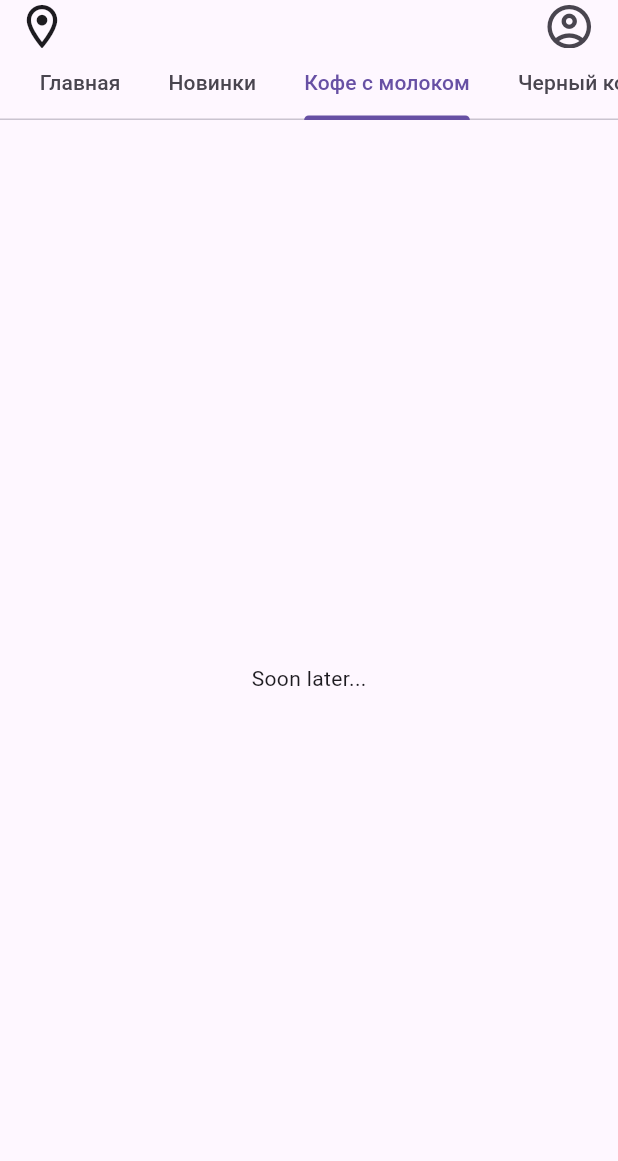
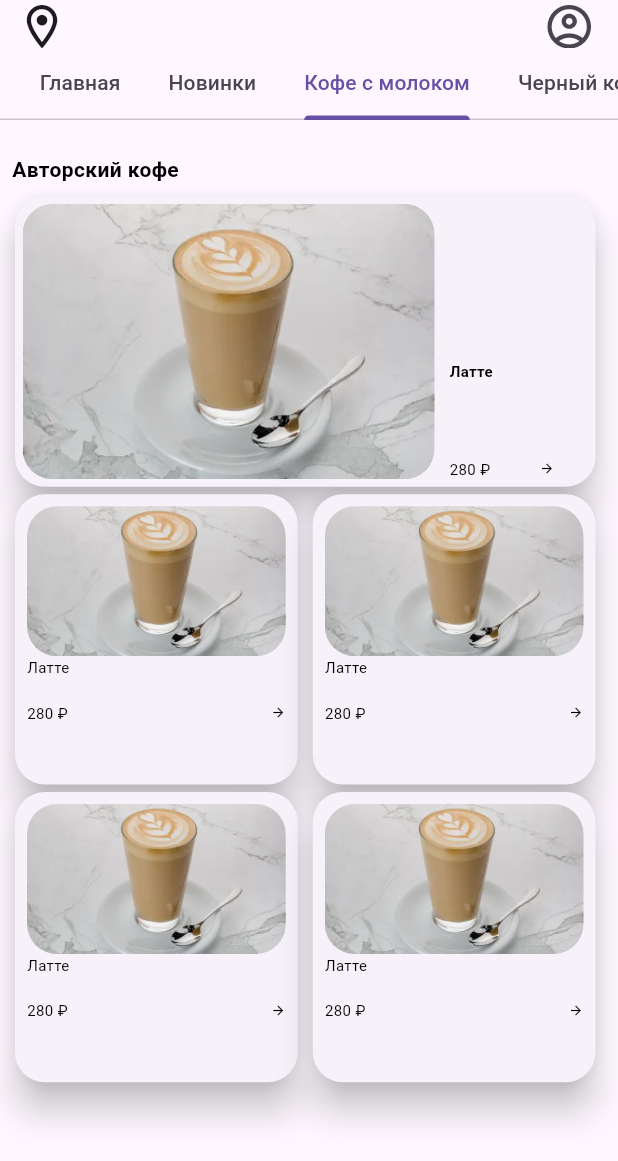
Before and after one commit to domon1/coffee-maker-client, a Flutter app: the screen it shows after launch, tab 3 chosen, on a phone screen of 412 x 824 dp. Shown: the top 1161 px of the screen. Run offline on Flutter 3.47's test engine with Material 3 defaults, Android fonts, the phone set to English and light mode, and no system bars.

Commit message:
feat: Добавление отображения карточек в обычной и комбинированной таблице

```diff
--- /dev/null
+++ b/lib/features/card/normal_item_card.dart
@@ -0,0 +1,74 @@
+import 'package:flutter/material.dart';
+
+class NormalItemCard extends StatelessWidget {
+  const NormalItemCard({super.key});
+
+  @override
+  Widget build(BuildContext context) {
+    return Card(
+      elevation: 10,
+      shape: const RoundedRectangleBorder(
+        borderRadius: BorderRadius.all(
+          Radius.circular(20),
+        ),
+      ),
+      margin: const EdgeInsets.only(right: 5),
+      child: Container(
+        padding: const EdgeInsets.all(8),
+        width: 200,
+        child: Column(
+          crossAxisAlignment: CrossAxisAlignment.start,
+          children: [
+            ClipRRect(
+              borderRadius: const BorderRadius.all(
+                Radius.circular(20),
+              ),
+              child: SizedBox(
+                height: 100,
+                width: double.infinity,
+                child: Stack(
+                  children: [
+                    Positioned.fill(
+                      child: Image.asset(
+                        "assets/images/latte.jpeg",
+                        fit: BoxFit.cover,
+                      ),
+                    ),
+                  ],
+                ),
+              ),
+            ),
+            const SizedBox(
+                height: 25,
+                width: double.infinity,
+                child: Text(
+                  "Латте",
+                  style: TextStyle(
+                      color: Colors.black,
+                      fontSize: 10,
+                      overflow: TextOverflow.ellipsis),
+                )),
+            const SizedBox(
+              height: 25,
+              width: double.infinity,
+              child: Row(
+                mainAxisAlignment: MainAxisAlignment.spaceBetween,
+                children: [
+                  Text(
+                    "280 ₽",
+                    style: TextStyle(color: Colors.black, fontSize: 10),
+                  ),
+                  Icon(
+                    Icons.arrow_forward_outlined,
+                    color: Colors.black,
+                    size: 10,
+                  )
+                ],
+              ),
+            )
+          ],
+        ),
+      ),
+    );
+  }
+}
--- /dev/null
+++ b/lib/features/card/normal_wide_item_card.dart
@@ -0,0 +1,73 @@
+import 'package:flutter/material.dart';
+
+class NormalWideItemCard extends StatelessWidget {
+  const NormalWideItemCard({super.key});
+
+  @override
+  Widget build(BuildContext context) {
+    return Card(
+      elevation: 10,
+      shape: const RoundedRectangleBorder(
+        borderRadius: BorderRadius.all(
+          Radius.circular(20),
+        ),
+      ),
+      margin: const EdgeInsets.only(right: 5),
+      child: Container(
+          padding: const EdgeInsets.all(5),
+          width: 405,
+          child: Row(
+            children: [
+              ClipRRect(
+                borderRadius: const BorderRadius.all(
+                  Radius.circular(20),
+                ),
+                child: Positioned.fill(
+                    child: Image.asset(
+                  "assets/images/latte.jpeg",
+                  fit: BoxFit.cover,
+                )),
+              ),
+              const Padding(
+                padding: EdgeInsets.only(left: 10),
+                child: Column(
+                  mainAxisAlignment: MainAxisAlignment.end,
+                  crossAxisAlignment: CrossAxisAlignment.start,
+                  children: [
+                    SizedBox(
+                      height: 50,
+                      child: Text(
+                        "Латте",
+                        style: TextStyle(
+                            color: Colors.black,
+                            fontSize: 10,
+                            fontWeight: FontWeight.bold,
+                            overflow: TextOverflow.ellipsis),
+                      ),
+                    ),
+                    SizedBox(height: 15,),
+                    SizedBox(
+                      width: 70,
+                      child: Row(
+                          mainAxisAlignment: MainAxisAlignment.spaceBetween,
+                          children: [
+                            Text(
+                              "280 ₽",
+                              style: TextStyle(color: Colors.black, fontSize: 10),
+                            ),
+                            Icon(
+                              Icons.arrow_forward_outlined,
+                              color: Colors.black,
+                              size: 10,
+                            )
+                          ],
+                        ),
+                    ),
+                  ],
+                ),
+              )
+            ],
+          )),
+    );
+  }
+}
--- a/lib/features/pages/home_page.dart
+++ b/lib/features/pages/home_page.dart
@@ -1,5 +1,8 @@
 import 'package:coffe_maker_project/features/appbar/coffee_maker_appbar.dart';
 import 'package:coffe_maker_project/features/pages/item_page/main_item_page.dart';
+import 'package:coffe_maker_project/features/pages/item_page/second_item_page_combined.dart';
+import 'package:coffe_maker_project/features/pages/item_page/second_item_page_grid.dart';
+import 'package:coffe_maker_project/features/scroller/grid_item_scroller.dart';
 import 'package:flutter/material.dart';
 
 class HomePage extends StatefulWidget {
@@ -19,8 +22,8 @@ class _HomePageState extends State<HomePage> {
         appBar: CoffeeMakerAppbar(preferredSize: Size.fromHeight(80)),
         body: TabBarView(children: [
           Center(child: MainItemPage()),
-          Center(child: Text("Soon later..")),
-          Center(child: Text("Soon later...")),
+          Center(child: SecondItemPageGrid()),
+          Center(child: SecondItemPageCombined()),
           Center(child: Text("Soon later....")),
           Center(child: Text("Soon later.....")),
           Center(child: Text("Soon later......")),
--- a/lib/features/pages/item_page/second_item_page_combined.dart
+++ b/lib/features/pages/item_page/second_item_page_combined.dart
@@ -1,3 +1,4 @@
+import 'package:coffe_maker_project/features/scroller/combined_item_scroller.dart';
 import 'package:flutter/material.dart';
 
 class SecondItemPageCombined extends StatefulWidget {
@@ -10,6 +11,28 @@ class SecondItemPageCombined extends StatefulWidget {
 class _SecondItemPageCombinedState extends State<SecondItemPageCombined> {
   @override
   Widget build(BuildContext context) {
-    return const Placeholder();
+    return const Column(
+      crossAxisAlignment: CrossAxisAlignment.start,
+      children: [
+        SizedBox(
+          height: 15,
+        ),
+        Padding(
+          padding: EdgeInsets.all(8.0),
+          child: Text(
+            "Авторский кофе",
+            style: TextStyle(
+              color: Colors.black,
+              fontWeight: FontWeight.bold,
+            ),
+          ),
+        ),
+        CombinedItemScroller(),
+        SizedBox(
+          height: 15,
+        ),
+
+      ],
+    );
   }
 }
--- a/lib/features/pages/item_page/second_item_page_grid.dart
+++ b/lib/features/pages/item_page/second_item_page_grid.dart
@@ -1,3 +1,4 @@
+import 'package:coffe_maker_project/features/scroller/grid_item_scroller.dart';
 import 'package:flutter/material.dart';
 
 class SecondItemPageGrid extends StatefulWidget {
@@ -10,6 +11,28 @@ class SecondItemPageGrid extends StatefulWidget {
 class _SecondItemPageGridState extends State<SecondItemPageGrid> {
   @override
   Widget build(BuildContext context) {
-    return const Placeholder();
+    return const Column(
+      crossAxisAlignment: CrossAxisAlignment.start,
+      children: [
+        SizedBox(
+          height: 15,
+        ),
+        Padding(
+          padding: EdgeInsets.all(8.0),
+          child: Text(
+            "Авторский кофе",
+            style: TextStyle(
+              color: Colors.black,
+              fontWeight: FontWeight.bold,
+            ),
+          ),
+        ),
+        GridItemScroller(),
+        SizedBox(
+          height: 15,
+        ),
+
+      ],
+    );
   }
 }
--- /dev/null
+++ b/lib/features/scroller/combined_item_scroller.dart
@@ -0,0 +1,40 @@
+import 'package:coffe_maker_project/features/card/normal_item_card.dart';
+import 'package:coffe_maker_project/features/card/normal_wide_item_card.dart';
+import 'package:flutter/material.dart';
+import 'package:flutter_staggered_grid_view/flutter_staggered_grid_view.dart';
+
+class CombinedItemScroller extends StatelessWidget {
+  const CombinedItemScroller({super.key});
+
+  @override
+  Widget build(BuildContext context) {
+    return Flexible(
+      child: Padding(
+        padding: const EdgeInsets.symmetric(horizontal: 10),
+        child: GridView.custom(
+          gridDelegate: SliverQuiltedGridDelegate(
+              crossAxisCount: 2,
+              mainAxisSpacing: 5,
+              crossAxisSpacing: 5,
+              pattern: [
+                const QuiltedGridTile(1, 2),
+                const QuiltedGridTile(1, 1),
+                const QuiltedGridTile(1, 1),
+                const QuiltedGridTile(1, 1),
+                const QuiltedGridTile(1, 1),
+              ]),
+          childrenDelegate: SliverChildBuilderDelegate(
+            childCount: 5,
+            (context, index) {
+              if (index > 0) {
+                return const NormalItemCard();
+              } else {
+                return const NormalWideItemCard();
+              }
+            }
+          ),
+        ),
+      ),
+    );
+  }
+}
--- /dev/null
+++ b/lib/features/scroller/grid_item_scroller.dart
@@ -0,0 +1,26 @@
+import 'package:coffe_maker_project/features/card/normal_item_card.dart';
+import 'package:flutter/material.dart';
+
+class GridItemScroller extends StatelessWidget {
+  const GridItemScroller({super.key});
+
+  @override
+  Widget build(BuildContext context) {
+    return Flexible(
+      child: Padding(
+        padding: const EdgeInsets.symmetric(horizontal: 10),
+        child: GridView.builder(
+          itemCount: 10,
+          gridDelegate: const SliverGridDelegateWithFixedCrossAxisCount(
+            crossAxisCount: 2,
+            crossAxisSpacing: 5,
+            mainAxisSpacing: 5,
+          ),
+          itemBuilder: (context, index) {
+            return const NormalItemCard();
+          },
+        ),
+      ),
+    );
+  }
+}
--- a/pubspec.yaml
+++ b/pubspec.yaml
@@ -8,8 +8,10 @@ environment:
   sdk: ^3.5.4
 
 dependencies:
+  flutter_staggered_grid_view: ^0.7.0
   flutter:
     sdk: flutter
+
 
   cupertino_icons: ^1.0.8
 
```
Also changed, not shown: lib/features/scroller/location/combined_item.dart (deleted), lib/features/scroller/location/grid_item.dart (deleted), pubspec.lock.
